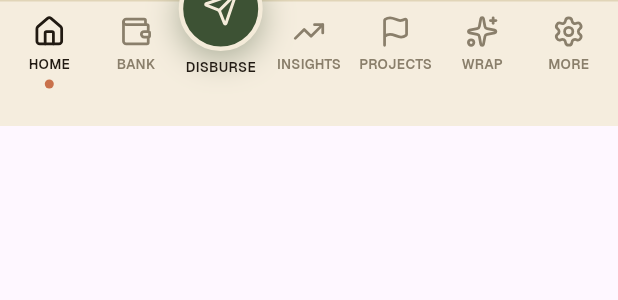
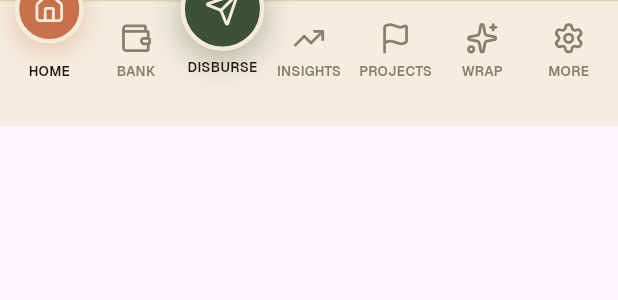
Before and after one commit to Justoo1/pesa, a Flutter app: the PesaBottomNav widget shown alone on an empty page, opened directly with empty values, on a phone screen of 412 x 824 dp. Shown: the top 300 px of the screen. Run offline on Flutter 3.47's test engine with Material 3 defaults, Android fonts, the phone set to English and light mode, and no system bars; our stand-ins replace dio, firebase_core, firebase_messaging, flutter_local_notifications, flutter_riverpod, flutter_secure_storage and 6 more; accounts and stored records are empty; project files that could hold a hidden picture were left out.

Commit message:
feat(mobile): foreground push notifications and animated tab bar
- Show pushes that arrive while the app is open as system notifications
  (flutter_local_notifications on Android, presentation options on iOS),
  so "pot is full" is visible right after a top-up
- Pesa notification channel (high importance), monochrome status-bar
  icon and brand colour for FCM notifications
- Bottom nav: the active tab gets a raised clay badge that slides between
  tabs, with the icon rising into it and a haptic tick

```diff
--- a/pesa_mobile/lib/app.dart
+++ b/pesa_mobile/lib/app.dart
@@ -1,7 +1,6 @@
 import 'package:flutter/material.dart';
 import 'package:flutter_riverpod/flutter_riverpod.dart';
 
-import 'core/push/push_service.dart';
 import 'core/router.dart';
 import 'core/theme/pesa_theme.dart';
 import 'features/auth/auth_provider.dart';
@@ -28,7 +27,6 @@ class PesaApp extends ConsumerWidget {
       title: 'Pesa',
       debugShowCheckedModeBanner: false,
       theme: _theme,
-      scaffoldMessengerKey: PushService.messengerKey,
       routerConfig: ref.watch(routerProvider),
     );
   }
--- a/pesa_mobile/lib/core/widgets/pesa_bottom_nav.dart
+++ b/pesa_mobile/lib/core/widgets/pesa_bottom_nav.dart
@@ -1,6 +1,7 @@
 import 'dart:ui';
 
 import 'package:flutter/material.dart';
+import 'package:flutter/services.dart';
 import 'package:google_fonts/google_fonts.dart';
 import 'package:lucide_icons_flutter/lucide_icons.dart';
 
@@ -17,6 +18,10 @@ class _TabSpec {
 /// Bank, [Disburse FAB], Insights, Projects, Wrap, More) with a raised
 /// circular FAB in the 3rd slot (2 tabs before it, 4 after — matching the
 /// web's actual, slightly-left-of-center layout, not a symmetric 3-3 split).
+///
+/// The active tab gets a raised clay badge in the FAB's style: it slides to
+/// the tapped tab while that tab's icon rises into it and the old one drops
+/// back into the bar.
 class PesaBottomNav extends StatelessWidget {
   const PesaBottomNav({
     super.key,
@@ -47,50 +52,80 @@ class PesaBottomNav extends StatelessWidget {
   static const _gapColumnIndex = 2;
   static const _columnCount = 7;
 
+  // Vertical geometry, in bar coordinates. The FAB is 56 tall at top -22, so
+  // its centre is at y=6; the active badge shares that centre line. A resting
+  // icon is centred at y=26 (bar padding 8 + the icon/label stack centred in
+  // the 52px content box), so the active one lifts by 20.
+  static const _badgeSize = 46.0;
+  static const _raisedCenterY = 6.0;
+  static const _iconLift = 20.0;
+
+  static const _slide = Duration(milliseconds: 420);
+
+  /// Grid column of tab [index] (the FAB owns column 2).
+  static int _columnOf(int index) => index < _gapColumnIndex ? index : index + 1;
+
   @override
   Widget build(BuildContext context) {
+    final reduceMotion = MediaQuery.disableAnimationsOf(context);
+    final slide = reduceMotion ? Duration.zero : _slide;
+
     // LayoutBuilder must wrap the Stack (not sit inside it) — Positioned
     // only takes effect as a *direct* child of Stack; nesting it one level
     // deeper inside LayoutBuilder makes Flutter silently ignore the
     // computed offset instead of erroring, which is easy to miss visually.
     return LayoutBuilder(
       builder: (context, constraints) {
-        final columnWidth = constraints.maxWidth / _columnCount;
-        final centerX = (_gapColumnIndex + 0.5) * columnWidth;
+        final columnWidth = (constraints.maxWidth - 8) / _columnCount;
+        double columnCenterX(int column) => 4 + (column + 0.5) * columnWidth;
 
         return SizedBox(
           height: _barHeight,
           child: Stack(
             clipBehavior: Clip.none,
             children: [
+              // Frosted bar background.
               Positioned.fill(
                 child: ClipRect(
                   child: BackdropFilter(
                     filter: ImageFilter.blur(sigmaX: 14, sigmaY: 14),
-                    child: Container(
+                    child: DecoratedBox(
                       decoration: BoxDecoration(
                         color: PesaColors.bgApp.withValues(alpha: 0.86),
                         border: const Border(top: BorderSide(color: PesaColors.line)),
-                      ),
-                      padding: const EdgeInsets.fromLTRB(4, 8, 4, 24),
-                      child: Row(
-                        children: [
-                          _tabItem(0),
-                          _tabItem(1),
-                          const Expanded(child: SizedBox()),
-                          _tabItem(2),
-                          _tabItem(3),
-                          _tabItem(4),
-                          _tabItem(5),
-                        ],
                       ),
                     ),
                   ),
                 ),
               ),
+              // The sliding active badge (under the icons, so the lifted
+              // icon sits inside it).
+              AnimatedPositioned(
+                duration: slide,
+                curve: Curves.easeInOutCubic,
+                top: _raisedCenterY - _badgeSize / 2,
+                left: columnCenterX(_columnOf(currentIndex)) - _badgeSize / 2,
+                child: IgnorePointer(child: _ActiveBadge(key: ValueKey(currentIndex))),
+              ),
+              Positioned.fill(
+                child: Padding(
+                  padding: const EdgeInsets.fromLTRB(4, 8, 4, 24),
+                  child: Row(
+                    children: [
+                      _tabItem(0, slide),
+                      _tabItem(1, slide),
+                      const Expanded(child: SizedBox()),
+                      _tabItem(2, slide),
+                      _tabItem(3, slide),
+                      _tabItem(4, slide),
+                      _tabItem(5, slide),
+                    ],
+                  ),
+                ),
+              ),
               Positioned(
                 top: -22,
-                left: centerX - _fabSize / 2,
+                left: columnCenterX(_gapColumnIndex) - _fabSize / 2,
                 child: _DisburseFab(onPressed: onDisbursePressed),
               ),
             ],
@@ -100,17 +135,32 @@ class PesaBottomNav extends StatelessWidget {
     );
   }
 
-  Widget _tabItem(int index) {
+  Widget _tabItem(int index, Duration slide) {
     final spec = _tabs[index];
     final active = index == currentIndex;
-    final color = active ? PesaColors.ink : PesaColors.ink3;
     return Expanded(
       child: InkWell(
-        onTap: () => onTap(index),
-        child: Column(
+        onTap: () {
+          if (!active) HapticFeedback.selectionClick();
+          onTap(index);
+        },
+        child: TweenAnimationBuilder<double>(
+          tween: Tween(end: active ? 1 : 0),
+          // Rising overshoots a touch, like it pops into the badge; falling
+          // back is a plain ease.
+          duration: slide,
+          curve: active ? Curves.easeOutBack : Curves.easeOutCubic,
+          builder: (context, t, _) {
+            final lift = t.clamp(0.0, 1.2);
+            final iconColor = Color.lerp(PesaColors.ink3, PesaColors.bgApp, t.clamp(0.0, 1.0))!;
+            final labelColor = Color.lerp(PesaColors.ink3, PesaColors.ink, t.clamp(0.0, 1.0))!;
+            return Column(
               mainAxisAlignment: MainAxisAlignment.center,
               children: [
-            Icon(spec.icon, size: 22, color: color),
+                Transform.translate(
+                  offset: Offset(0, -_iconLift * lift),
+                  child: Icon(spec.icon, size: 22, color: iconColor),
+                ),
                 const SizedBox(height: 4),
                 Text(
                   spec.label.toUpperCase(),
@@ -118,18 +168,40 @@ class PesaBottomNav extends StatelessWidget {
                     fontSize: 9,
                     fontWeight: FontWeight.w600,
                     letterSpacing: 0.18,
-                color: color,
+                    color: labelColor,
                   ),
                 ),
-            const SizedBox(height: 4),
-            Container(
-              width: 6,
-              height: 6,
+              ],
+            );
+          },
+        ),
+      ),
+    );
+  }
+}
+
+/// The raised clay circle behind the active tab's icon. Keyed by the tab, so
+/// each change replays a small pop: it squashes on arrival and settles.
+class _ActiveBadge extends StatelessWidget {
+  const _ActiveBadge({super.key});
+
+  @override
+  Widget build(BuildContext context) {
+    final reduceMotion = MediaQuery.disableAnimationsOf(context);
+    return TweenAnimationBuilder<double>(
+      tween: Tween(begin: reduceMotion ? 1 : 0.82, end: 1),
+      duration: const Duration(milliseconds: 520),
+      curve: Curves.elasticOut,
+      builder: (context, scale, child) => Transform.scale(scale: scale, child: child),
+      child: Container(
+        width: PesaBottomNav._badgeSize,
+        height: PesaBottomNav._badgeSize,
         decoration: BoxDecoration(
           shape: BoxShape.circle,
-                color: active ? PesaColors.clay : Colors.transparent,
-              ),
-            ),
+          color: PesaColors.clay,
+          border: Border.all(color: PesaColors.bgApp, width: 3),
+          boxShadow: const [
+            BoxShadow(color: Color(0x55C9714B), offset: Offset(0, 5), blurRadius: 14),
           ],
         ),
       ),
--- a/pesa_mobile/pubspec.yaml
+++ b/pesa_mobile/pubspec.yaml
@@ -47,6 +47,7 @@ dependencies:
   shared_preferences: ^2.5.6
   url_launcher: 6.3.2
   package_info_plus: 10.2.1
+  flutter_local_notifications: 22.3.1
 dev_dependencies:
   flutter_test:
     sdk: flutter
```
Also changed, not shown: pesa_mobile/lib/core/push/push_service.dart (+55 -9 lines), pesa_mobile/pubspec.lock, 11 other files. Lines whose indentation alone changed are shown as unchanged.
